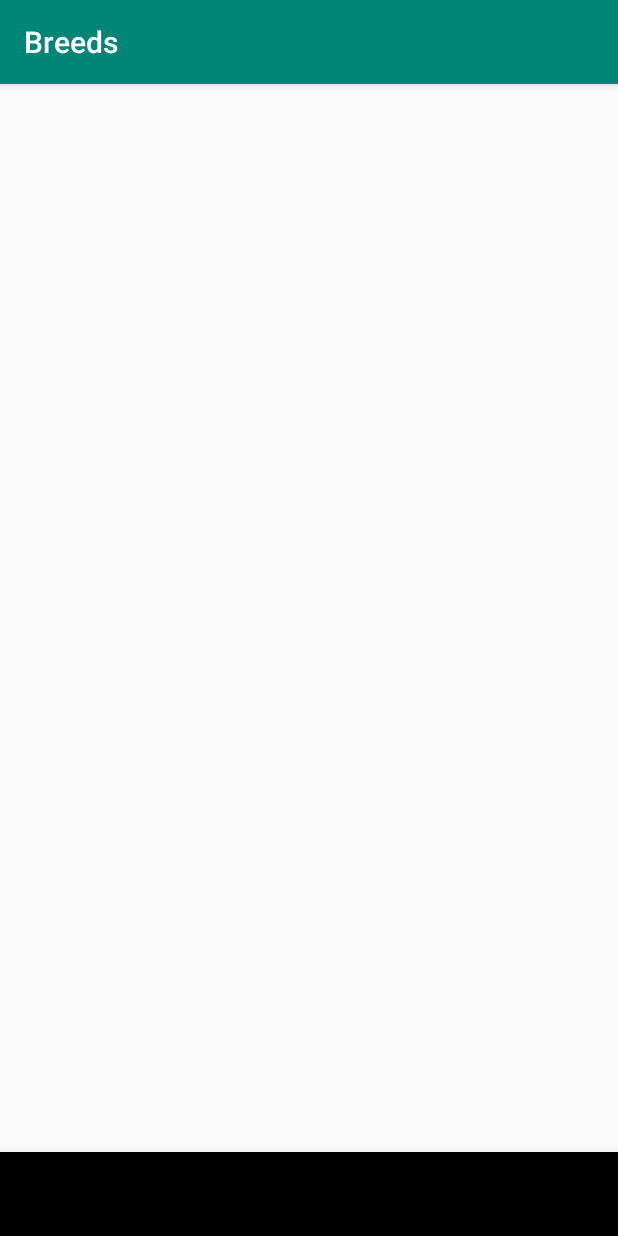
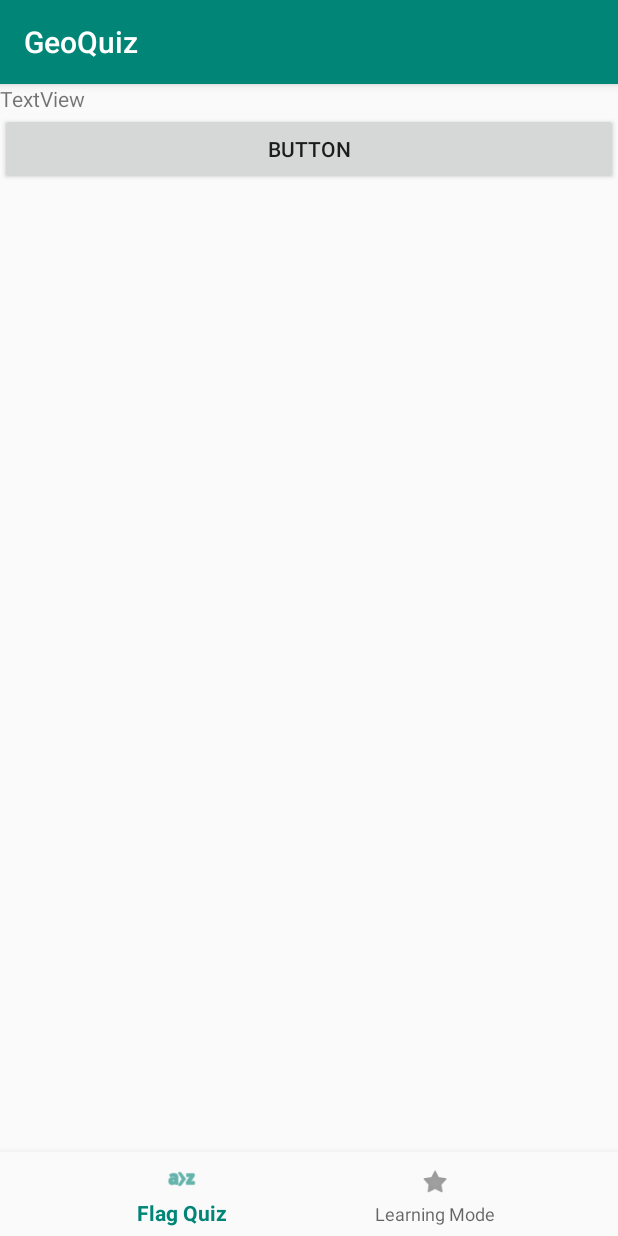
Before and after one commit to immanuelabosh/INFS3634GroupAss, an Android app: the screen it shows after launch (MainActivity), on a phone screen of 412 x 824 dp. Run offline under Robolectric (Android 15) with nearby library versions, the phone set to English and light mode, and no system bars.

Commit message:
Working bottom_nav_menu with fragment switching

```diff
--- a/app/src/main/java/com/example/geoquiz/Fragments/FlagQuizFragment.java
+++ b/app/src/main/java/com/example/geoquiz/Fragments/FlagQuizFragment.java
@@ -1,7 +1,24 @@
 package com.example.geoquiz.Fragments;
 
+import android.os.Bundle;
+import android.view.LayoutInflater;
+import android.view.View;
+import android.view.ViewGroup;
+
 import androidx.fragment.app.Fragment;
+import androidx.recyclerview.widget.LinearLayoutManager;
+
+import com.example.geoquiz.R;
 
 public class FlagQuizFragment extends Fragment {
+    @Override
+    public View onCreateView(LayoutInflater inflater, ViewGroup container,
+                             Bundle savedInstanceState) {
+        View view = inflater.inflate(R.layout.fragment_flag_quiz, container, false);
+
+
+
+        return view;
+    }
 
 }
--- a/app/src/main/java/com/example/geoquiz/MainActivity.java
+++ b/app/src/main/java/com/example/geoquiz/MainActivity.java
@@ -22,8 +22,8 @@ public class MainActivity extends AppCompatActivity {
         super.onCreate(savedInstanceState);
         setContentView(R.layout.activity_main);
 
-        //set the title of the page on load to Breeds
-        setTitle("Breeds");
+        //set the title of the page on load to GeoQuiz
+        setTitle("GeoQuiz");
 
         // I want there to be a Fragment in the slot from the start
         swapFragment(new FlagQuizFragment());
--- a/app/src/main/res/layout/activity_main.xml
+++ b/app/src/main/res/layout/activity_main.xml
@@ -1,8 +1,7 @@
 <?xml version="1.0" encoding="utf-8"?>
-<androidx.constraintlayout.widget.ConstraintLayout
-    xmlns:android="http://schemas.android.com/apk/res/android"
+<androidx.constraintlayout.widget.ConstraintLayout xmlns:android="http://schemas.android.com/apk/res/android"
+    xmlns:app="http://schemas.android.com/apk/res-auto"
     xmlns:tools="http://schemas.android.com/tools"
-    xmlns:app="http://schemas.android.com/apk/res-auto"
     android:layout_width="match_parent"
     android:layout_height="match_parent"
     tools:context=".MainActivity">
@@ -11,18 +10,18 @@
         android:id="@+id/fragment_slot"
         android:layout_width="match_parent"
         android:layout_height="0dp"
-        app:layout_constraintBottom_toBottomOf="@id/nav_view"
-        app:layout_constraintTop_toTopOf="parent"
-        tools:layout_editor_absoluteX="0dp">
+        app:layout_constraintBottom_toTopOf="@+id/nav_view"
+        app:layout_constraintTop_toTopOf="parent">
 
     </FrameLayout>
 
     <com.google.android.material.bottomnavigation.BottomNavigationView
         android:id="@+id/nav_view"
-        android:layout_width="match_parent"
+        android:layout_width="0dp"
         android:layout_height="wrap_content"
+        android:background="?android:attr/windowBackground"
         app:layout_constraintBottom_toBottomOf="parent"
-        app:layout_constraintEnd_toEndOf="parent"
-        app:layout_constraintTop_toBottomOf="@+id/frameLayout" />
-
+        app:layout_constraintLeft_toLeftOf="parent"
+        app:layout_constraintRight_toRightOf="parent"
+        app:menu="@menu/bottom_nav_menu" />
 </androidx.constraintlayout.widget.ConstraintLayout>
--- a/app/src/main/res/layout/fragment_flag_quiz.xml
+++ b/app/src/main/res/layout/fragment_flag_quiz.xml
@@ -3,4 +3,15 @@
     android:orientation="vertical" android:layout_width="match_parent"
     android:layout_height="match_parent">
 
+    <TextView
+        android:id="@+id/textView2"
+        android:layout_width="match_parent"
+        android:layout_height="wrap_content"
+        android:text="TextView" />
+
+    <Button
+        android:id="@+id/button2"
+        android:layout_width="match_parent"
+        android:layout_height="wrap_content"
+        android:text="Button" />
 </LinearLayout>
```
